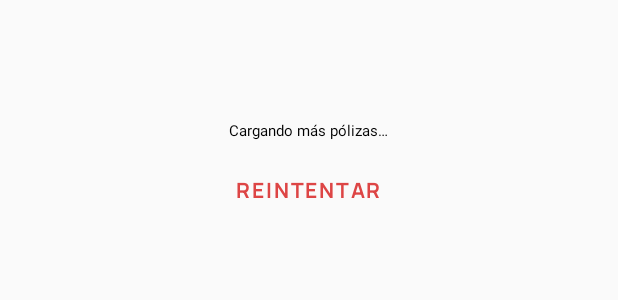
After one commit to MemoMiura/EGAMEXICO, an Android app: the layout item_policies_load_state.xml on its own in the app's theme, with its tools: preview values and no code run, on a phone screen of 412 x 824 dp. The commit adds this screen. Shown: the top 300 px of the screen. Run offline under Robolectric (Android 15) with nearby library versions, the phone set to English and light mode, and no system bars.

Commit message:
Improve policies paging load state UI

```diff
--- /dev/null
+++ b/EGA_MEXICO/courseAndroid/EGAMXICO/XIvan/Library/Insurance/src/main/res/layout/item_policies_load_state.xml
@@ -0,0 +1,58 @@
+<?xml version="1.0" encoding="utf-8"?>
+<layout xmlns:android="http://schemas.android.com/apk/res/android"
+    xmlns:app="http://schemas.android.com/apk/res-auto"
+    xmlns:tools="http://schemas.android.com/tools">
+
+    <data />
+
+    <LinearLayout
+        android:layout_width="match_parent"
+        android:layout_height="wrap_content"
+        android:gravity="center_horizontal"
+        android:orientation="vertical"
+        android:paddingHorizontal="16dp"
+        android:paddingVertical="20dp">
+
+        <com.google.android.material.progressindicator.CircularProgressIndicator
+            android:id="@+id/progressIndicator"
+            android:layout_width="wrap_content"
+            android:layout_height="wrap_content"
+            android:visibility="gone"
+            app:indicatorSize="40dp"
+            app:trackThickness="4dp"
+            tools:visibility="visible" />
+
+        <TextView
+            android:id="@+id/tvLoadingMessage"
+            android:layout_width="wrap_content"
+            android:layout_height="wrap_content"
+            android:layout_marginTop="12dp"
+            android:text="@string/policies_loading_more"
+            android:textAppearance="?attr/textAppearanceBodyMedium"
+            android:textColor="?attr/colorOnSurface"
+            android:visibility="gone"
+            tools:text="Cargando más pólizas…"
+            tools:visibility="visible" />
+
+        <TextView
+            android:id="@+id/tvErrorMessage"
+            android:layout_width="wrap_content"
+            android:layout_height="wrap_content"
+            android:layout_marginTop="12dp"
+            android:textAppearance="?attr/textAppearanceBodyMedium"
+            android:textColor="?attr/colorError"
+            android:visibility="gone"
+            tools:text="No se pudieron cargar las pólizas" />
+
+        <Button
+            android:id="@+id/btnRetry"
+            style="@style/Widget.MaterialComponents.Button.TextButton"
+            android:layout_width="wrap_content"
+            android:layout_height="wrap_content"
+            android:layout_marginTop="8dp"
+            android:text="@string/retry_btn_retry"
+            android:visibility="gone"
+            tools:visibility="visible" />
+
+    </LinearLayout>
+</layout>
--- a/EGA_MEXICO/courseAndroid/EGAMXICO/XIvan/Library/Insurance/src/main/res/values/strings.xml
+++ b/EGA_MEXICO/courseAndroid/EGAMXICO/XIvan/Library/Insurance/src/main/res/values/strings.xml
@@ -193,6 +193,7 @@
     <string name="insurers_error">No se encontraron aseguradoras.</string>
 
     <string name="policies_error">No se encontraron pólizas</string>
+    <string name="policies_loading_more">Cargando más pólizas…</string>
 
     <string name="policy_detail_btn_share">Compartir</string>
     <string name="policy_detail_btn_edit">Editar</string>
```
Also changed, not shown: EGA_MEXICO/courseAndroid/EGAMXICO/XIvan/Library/Insurance/src/main/java/com/cursosant/insurance/policiesModule/view/PoliciesFragment.kt (+8 -2 lines), EGA_MEXICO/courseAndroid/EGAMXICO/XIvan/Library/Insurance/src/main/java/com/cursosant/insurance/policiesModule/view/adapters/PoliciesLoadStateAdapter.kt (added, +53 -0 lines).
